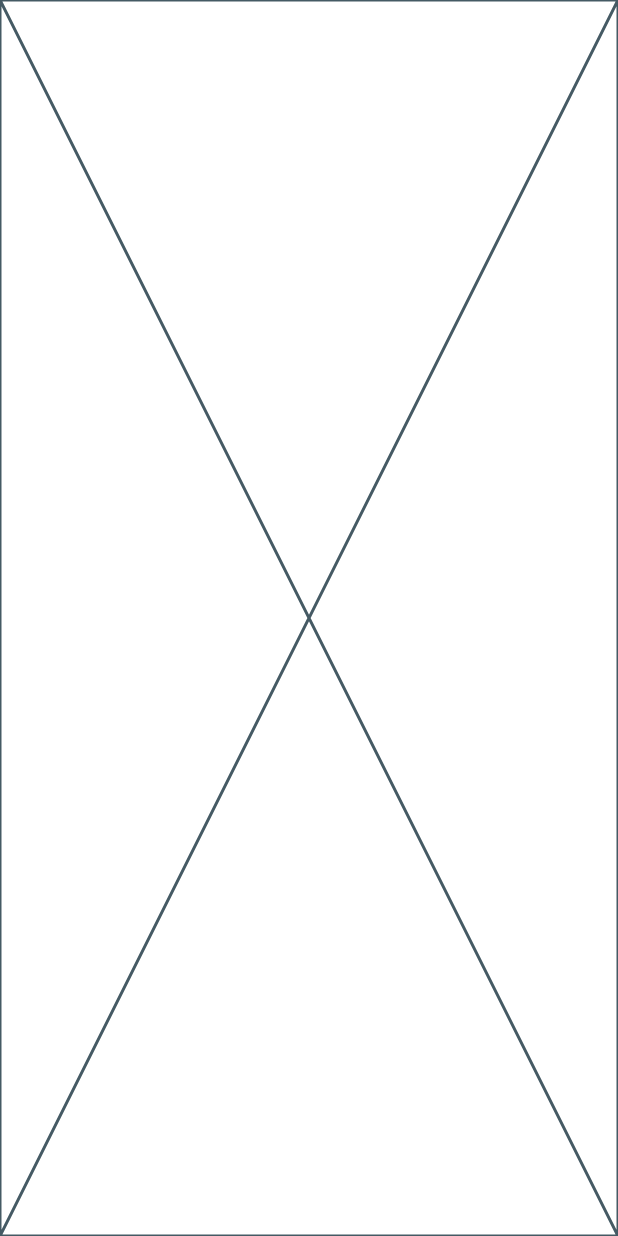
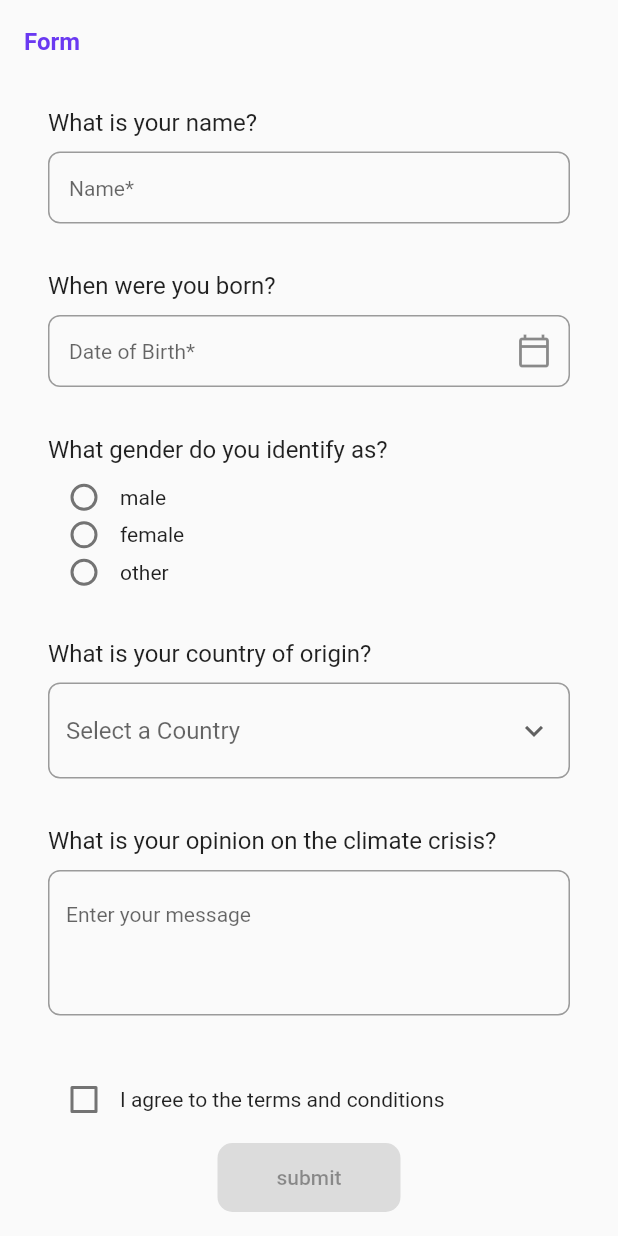
Before and after one commit to dhruva-suryadigital/Web-form, a Flutter app: the screen it shows after launch, on a phone screen of 412 x 824 dp. Run offline on Flutter 3.47's test engine with Material 2 defaults, Android fonts, the phone set to English and light mode, and no system bars; our stand-ins replace date_format.

Commit message:
Show responsive form page

```diff
--- a/lib/constants.dart
+++ b/lib/constants.dart
@@ -16,4 +16,44 @@ class Constants {
   };
   static const Color secondaryColor = Color(0xffC4C4C4);
   static const Color transparentColor = Colors.transparent;
+  static const TextStyle responseStyle = TextStyle(color: secondaryColor);
+  static BorderRadius buttonRadius = BorderRadius.circular(10);
+  static ButtonStyle buttonStyle = ElevatedButton.styleFrom(
+    fixedSize: const Size(122, 40),
+    shape: RoundedRectangleBorder(
+      borderRadius: BorderRadius.circular(10),
+    ),
+  );
+  static ShapeBorder alertShape = RoundedRectangleBorder(
+    borderRadius: BorderRadius.circular(10),
+  );
+  static final List<String> country = ['India', 'America', 'Australia'];
+  static const TextStyle responsePageStyle = TextStyle(
+    fontSize: 16,
+    fontWeight: FontWeight.bold,
+  );
+  static const TextStyle mainStyle = TextStyle(fontSize: 16);
+  static const TextStyle alertContentStyle = TextStyle(fontSize: 14);
+  static ButtonStyle actionStyle = OutlinedButton.styleFrom(
+    elevation: 1,
+    side: const BorderSide(
+      color: Color(0xffD1D1D6),
+    ),
+    backgroundColor: Colors.white,
+    shape: RoundedRectangleBorder(
+      borderRadius: BorderRadius.circular(8),
+    ),
+  );
+  static const TextStyle alertStyle = TextStyle(
+    color: Colors.black,
+    fontSize: 12,
+    fontWeight: FontWeight.bold,
+  );
+  static const EdgeInsets formPadding =
+  EdgeInsets.symmetric(vertical: 16, horizontal: 32);
+  static const TextStyle appBarStyle = TextStyle(
+    fontWeight: FontWeight.bold,
+    fontSize: 16,
+    color: Color(0xff6A39F1),
+  );
 }
--- a/lib/main.dart
+++ b/lib/main.dart
@@ -1,4 +1,5 @@
 import 'package:flutter/material.dart';
+import 'package:form_web/pages/mobile_form.dart';
 import 'constants.dart';
 
 void main() {
@@ -25,7 +26,7 @@ class App extends StatelessWidget {
         ),
         primarySwatch: Constants.primaryColor,
       ),
-      home: const Placeholder(),
+      home: const MobileForm(),
     );
   }
 }
--- /dev/null
+++ b/lib/models/form_data.dart
@@ -0,0 +1,36 @@
+enum Gender {
+  male,
+  female,
+  other,
+}
+
+class FormResponse {
+  Gender? gender;
+  String? name;
+  String? dob;
+  String? opinion;
+  String? country;
+
+  FormResponse({
+    this.name,
+    this.dob,
+    this.gender,
+    this.opinion,
+    this.country,
+  });
+
+  FormResponse copyWith({
+    String? name,
+    String? dob,
+    Gender? gender,
+    String? opinion,
+    String? country,
+  }) =>
+      FormResponse(
+        name: name ?? this.name,
+        dob: dob ?? this.dob,
+        gender: gender ?? this.gender,
+        opinion: opinion ?? this.opinion,
+        country: country ?? this.country,
+      );
+}
--- /dev/null
+++ b/lib/pages/form_page.dart
@@ -0,0 +1,357 @@
+import 'package:flutter/material.dart';
+import 'package:date_format/date_format.dart';
+import '../constants.dart';
+import '../models/form_data.dart';
+
+class FormPage extends StatefulWidget {
+  const FormPage({Key? key}) : super(key: key);
+
+  @override
+  State<FormPage> createState() => _FormPageState();
+}
+
+class _FormPageState extends State<FormPage> {
+  TextEditingController dateInputController = TextEditingController();
+  TextEditingController nameInputController = TextEditingController();
+  bool _checkBoxState = false;
+  bool _areFieldsEmpty = false;
+  Gender? _gender;
+  final GlobalKey<FormState> _formKey = GlobalKey<FormState>();
+  FormResponse formResponse = FormResponse();
+  String? _dropDownValue;
+
+  void _isEmpty() {
+    setState(() {
+      if ((dateInputController.text.isNotEmpty) &&
+          (nameInputController.text.isNotEmpty)) {
+        _areFieldsEmpty = true;
+      } else {
+        _areFieldsEmpty = false;
+      }
+    });
+  }
+
+  @override
+  Widget build(BuildContext context) {
+    return Padding(
+      padding: Constants.formPadding,
+      child: Column(
+        children: [
+          Expanded(
+            flex: 15,
+            child: ListView(
+              children: [
+                Form(
+                  key: _formKey,
+                  child: LayoutBuilder(
+                    builder:
+                        (BuildContext context, BoxConstraints constraints) {
+                      if (constraints.maxWidth > 480) {
+                        return Column(
+                          children: [
+                            Row(
+                              crossAxisAlignment: CrossAxisAlignment.start,
+                              children: [
+                                Expanded(
+                                  child: nameField(),
+                                ),
+                                const SizedBox(width: 32),
+                                Expanded(
+                                  child: dobField(),
+                                ),
+                              ],
+                            ),
+                            const SizedBox(height: 32),
+                            Row(
+                              crossAxisAlignment: CrossAxisAlignment.start,
+                              children: [
+                                Expanded(
+                                  child: genderField(),
+                                ),
+                                const SizedBox(width: 32),
+                                Expanded(
+                                  child: countryField(),
+                                ),
+                              ],
+                            ),
+                            const SizedBox(height: 32),
+                            opinionFiled(),
+                            const SizedBox(height: 32),
+                            checkboxField(),
+                          ],
+                        );
+                      } else {
+                        return Column(
+                          children: [
+                            nameField(),
+                            const SizedBox(height: 32),
+                            dobField(),
+                            const SizedBox(height: 32),
+                            genderField(),
+                            const SizedBox(height: 32),
+                            countryField(),
+                            const SizedBox(height: 32),
+                            opinionFiled(),
+                            const SizedBox(height: 32),
+                            checkboxField(),
+                          ],
+                        );
+                      }
+                    },
+                  ),
+                ),
+              ],
+            ),
+          ),
+          Expanded(
+            child: ElevatedButton(
+              style: Constants.buttonStyle,
+              onPressed: (_checkBoxState && _areFieldsEmpty)
+                  ? () {
+                      bool validate = _formKey.currentState!.validate();
+                      if (validate) {
+                        _formKey.currentState!.save();
+                        AlertDialog alert = AlertDialog(
+                          actionsPadding: EdgeInsets.zero,
+                          shape: Constants.alertShape,
+                          content: const Text(
+                            'Successfully submitted the form!',
+                            style: Constants.alertContentStyle,
+                          ),
+                          actions: [
+                            const Divider(thickness: 1),
+                            Padding(
+                              padding: const EdgeInsets.all(8.0),
+                              child: Row(
+                                mainAxisAlignment: MainAxisAlignment.end,
+                                children: [
+                                  OutlinedButton(
+                                    style: Constants.actionStyle,
+                                    onPressed: () {
+                                      Navigator.of(context).pop();
+                                    },
+                                    child: const Text(
+                                      'close',
+                                      style: Constants.alertStyle,
+                                    ),
+                                  ),
+                                  const SizedBox(width: 12),
+                                  OutlinedButton(
+                                    style: Constants.actionStyle,
+                                    onPressed: () {},
+                                    child: const Text(
+                                      'View Response',
+                                      style: Constants.alertStyle,
+                                    ),
+                                  ),
+                                  const SizedBox(width: 10),
+                                ],
+                              ),
+                            ),
+                          ],
+                        );
+                        showDialog(
+                          context: context,
+                          builder: (context) {
+                            return alert;
+                          },
+                        );
+                      }
+                    }
+                  : null,
+              child: const Text('submit'),
+            ),
+          ),
+        ],
+      ),
+    );
+  }
+
+  SizedBox createGenderTile(Gender value) {
+    return SizedBox(
+      height: 25,
+      child: Row(
+        children: [
+          Radio(
+            value: value,
+            groupValue: _gender,
+            onChanged: (value) {
+              setState(() {
+                _gender = value!;
+              });
+              formResponse = formResponse.copyWith(gender: _gender);
+            },
+          ),
+          Text(value.name),
+        ],
+      ),
+    );
+  }
+
+  Column nameField() {
+    return Column(
+      crossAxisAlignment: CrossAxisAlignment.start,
+      children: [
+        const Text(
+          "What is your name?",
+          style: Constants.mainStyle,
+        ),
+        const SizedBox(height: 10),
+        TextFormField(
+          controller: nameInputController,
+          decoration: const InputDecoration(
+            contentPadding: EdgeInsets.symmetric(
+              horizontal: 14,
+              vertical: 12,
+            ),
+            hintText: 'Name*',
+          ),
+          onSaved: (value) {
+            formResponse = formResponse.copyWith(name: value);
+          },
+          onChanged: (value) {
+            _isEmpty();
+          },
+          validator: (value) {
+            if (value!.length < 3) {
+              return '\u26A0 Name should have at-least 3 characters';
+            } else {
+              return null;
+            }
+          },
+        ),
+      ],
+    );
+  }
+
+  Column dobField() {
+    return Column(
+      crossAxisAlignment: CrossAxisAlignment.start,
+      children: [
+        const Text(
+          'When were you born?',
+          style: Constants.mainStyle,
+        ),
+        const SizedBox(height: 10),
+        SizedBox(
+          height: 48,
+          child: TextFormField(
+            controller: dateInputController,
+            keyboardType: TextInputType.datetime,
+            decoration: const InputDecoration(
+              contentPadding: EdgeInsets.symmetric(
+                horizontal: 14,
+                vertical: 12,
+              ),
+              suffixIcon: Icon(Icons.calendar_today_outlined),
+              hintText: 'Date of Birth*',
+            ),
+            onTap: () async {
+              DateTime? pickedDate = await showDatePicker(
+                  context: context,
+                  initialDate: DateTime.now(),
+                  firstDate: DateTime(1920),
+                  lastDate: DateTime(2024));
+
+              if (pickedDate != null) {
+                dateInputController.text = formatDate(
+                  pickedDate,
+                  [dd, '/', mm, '/', yyyy],
+                );
+              }
+            },
+            onChanged: (value) {
+              _isEmpty();
+            },
+            onSaved: (value) {
+              formResponse = formResponse.copyWith(dob: value);
+            },
+          ),
+        ),
+      ],
+    );
+  }
+
+  Column genderField() {
+    return Column(
+      crossAxisAlignment: CrossAxisAlignment.start,
+      children: [
+        const Text(
+          'What gender do you identify as?',
+          style: Constants.mainStyle,
+        ),
+        const SizedBox(height: 10),
+        createGenderTile(Gender.male),
+        createGenderTile(Gender.female),
+        createGenderTile(Gender.other),
+      ],
+    );
+  }
+
+  Column opinionFiled() {
+    return Column(
+      crossAxisAlignment: CrossAxisAlignment.start,
+      children: [
+        const Text(
+          'What is your opinion on the climate crisis?',
+          style: Constants.mainStyle,
+        ),
+        const SizedBox(height: 10),
+        TextFormField(
+          maxLines: 3,
+          decoration: const InputDecoration(
+            hintText: 'Enter your message',
+          ),
+          onSaved: (value) {
+            formResponse = formResponse.copyWith(opinion: value);
+          },
+        ),
+      ],
+    );
+  }
+
+  Column countryField() {
+    return Column(
+      crossAxisAlignment: CrossAxisAlignment.start,
+      children: [
+        const Text(
+          'What is your country of origin?',
+          style: Constants.mainStyle,
+        ),
+        const SizedBox(height: 10),
+        DropdownButtonFormField(
+          hint: const Text('Select a Country'),
+          icon: const Icon(Icons.keyboard_arrow_down),
+          items: Constants.country
+              .map(
+                (String selectCountry) => DropdownMenuItem(
+                  value: selectCountry,
+                  child: Text(selectCountry),
+                ),
+              )
+              .toList(),
+          onChanged: (selected) {
+            _dropDownValue = selected!;
+            formResponse = formResponse.copyWith(country: _dropDownValue);
+          },
+        ),
+      ],
+    );
+  }
+
+  Row checkboxField() {
+    return Row(
+      children: [
+        Checkbox(
+            value: _checkBoxState,
+            onChanged: (value) {
+              _isEmpty();
+              setState(() {
+                _checkBoxState = value!;
+              });
+            }),
+        const Text('I agree to the terms and conditions'),
+      ],
+    );
+  }
+}
--- /dev/null
+++ b/lib/pages/mobile_form.dart
@@ -0,0 +1,21 @@
+import '../constants.dart';
+import 'package:flutter/material.dart';
+import 'form_page.dart';
+
+class MobileForm extends StatelessWidget {
+  const MobileForm({Key? key}) : super(key: key);
+
+  @override
+  Widget build(BuildContext context) {
+    return Scaffold(
+      appBar: AppBar(
+        centerTitle: false,
+        title: const Text(
+          'Form',
+          style: Constants.appBarStyle,
+        ),
+      ),
+      body: const FormPage(),
+    );
+  }
+}
```
